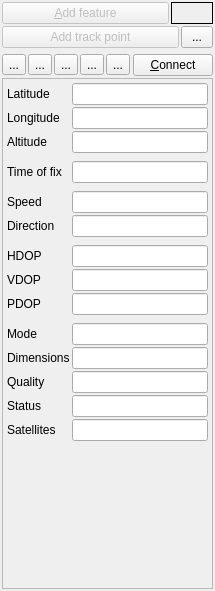
Old version of the form src/ui/qgsgpsinformationwidgetbase.ui in the repository qgis/QGIS.
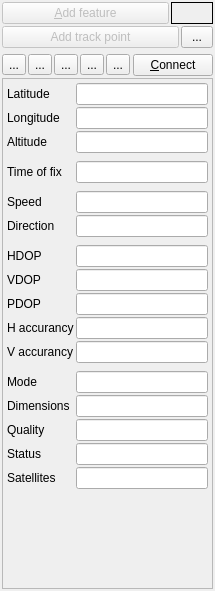
New version of the form. The open tabs and pages were chosen to show the change. Icons and pictures are not drawn.

Commit message: added vertical and horizontal accurancy

Patch:
```diff
--- a/src/ui/qgsgpsinformationwidgetbase.ui
+++ b/src/ui/qgsgpsinformationwidgetbase.ui
@@ -264,8 +264,8 @@
            <rect>
             <x>0</x>
             <y>0</y>
-            <width>146</width>
-            <height>446</height>
+            <width>193</width>
+            <height>504</height>
            </rect>
           </property>
           <layout class="QGridLayout" name="gridLayout_2">
@@ -506,7 +506,7 @@
                </property>
               </widget>
              </item>
-             <item row="12" column="1">
+             <item row="14" column="1">
               <spacer name="verticalSpacer_3">
                <property name="orientation">
                 <enum>Qt::Vertical</enum>
@@ -522,7 +522,7 @@
                </property>
               </spacer>
              </item>
-             <item row="13" column="1">
+             <item row="15" column="1">
               <widget class="QLineEdit" name="mTxtFixMode">
                <property name="toolTip">
                 <string>GPS receiver configuration 2D/3D mode: Automatic or Manual</string>
@@ -532,14 +532,14 @@
                </property>
               </widget>
              </item>
-             <item row="13" column="0">
+             <item row="15" column="0">
               <widget class="QLabel" name="mLblFixMode">
                <property name="text">
                 <string>Mode</string>
                </property>
               </widget>
              </item>
-             <item row="14" column="1">
+             <item row="16" column="1">
               <widget class="QLineEdit" name="mTxtFixType">
                <property name="toolTip">
                 <string>position fix dimensions: 2D, 3D or No fix</string>
@@ -549,14 +549,14 @@
                </property>
               </widget>
              </item>
-             <item row="14" column="0">
+             <item row="16" column="0">
               <widget class="QLabel" name="mLblFixType">
                <property name="text">
                 <string>Dimensions</string>
                </property>
               </widget>
              </item>
-             <item row="15" column="1">
+             <item row="17" column="1">
               <widget class="QLineEdit" name="mTxtQuality">
                <property name="toolTip">
                 <string>quality of the position fix: Differential, Non-differential or No position</string>
@@ -566,14 +566,14 @@
                </property>
               </widget>
              </item>
-             <item row="15" column="0">
+             <item row="17" column="0">
               <widget class="QLabel" name="mLblQuality">
                <property name="text">
                 <string>Quality</string>
                </property>
               </widget>
              </item>
-             <item row="16" column="1">
+             <item row="18" column="1">
               <widget class="QLineEdit" name="mTxtStatus">
                <property name="toolTip">
                 <string>position fix status: Valid or Invalid</string>
@@ -583,14 +583,14 @@
                </property>
               </widget>
              </item>
-             <item row="16" column="0">
+             <item row="18" column="0">
               <widget class="QLabel" name="mLblStatus">
                <property name="text">
                 <string>Status</string>
                </property>
               </widget>
              </item>
-             <item row="17" column="1">
+             <item row="19" column="1">
               <widget class="QLineEdit" name="mTxtSatellitesUsed">
                <property name="toolTip">
                 <string>number of satellites used in the position fix</string>
@@ -600,13 +600,33 @@
                </property>
               </widget>
              </item>
-             <item row="17" column="0">
+             <item row="19" column="0">
               <widget class="QLabel" name="mLblSatellitesUsed">
                <property name="text">
                 <string>Satellites</string>
                </property>
               </widget>
              </item>
+             <item row="12" column="1">
+              <widget class="QLineEdit" name="mTxtHacc"/>
+             </item>
+             <item row="13" column="1">
+              <widget class="QLineEdit" name="mTxtVacc"/>
+             </item>
+             <item row="12" column="0">
+              <widget class="QLabel" name="mLblHacc">
+               <property name="text">
+                <string>H accurancy</string>
+               </property>
+              </widget>
+             </item>
+             <item row="13" column="0">
+              <widget class="QLabel" name="mLblVacc">
+               <property name="text">
+                <string>V accurancy</string>
+               </property>
+              </widget>
+             </item>
             </layout>
            </item>
           </layout>
```
Left out of the diff: 4 changed lines with no effect on the pictures. The commit also changes 4 other files.
